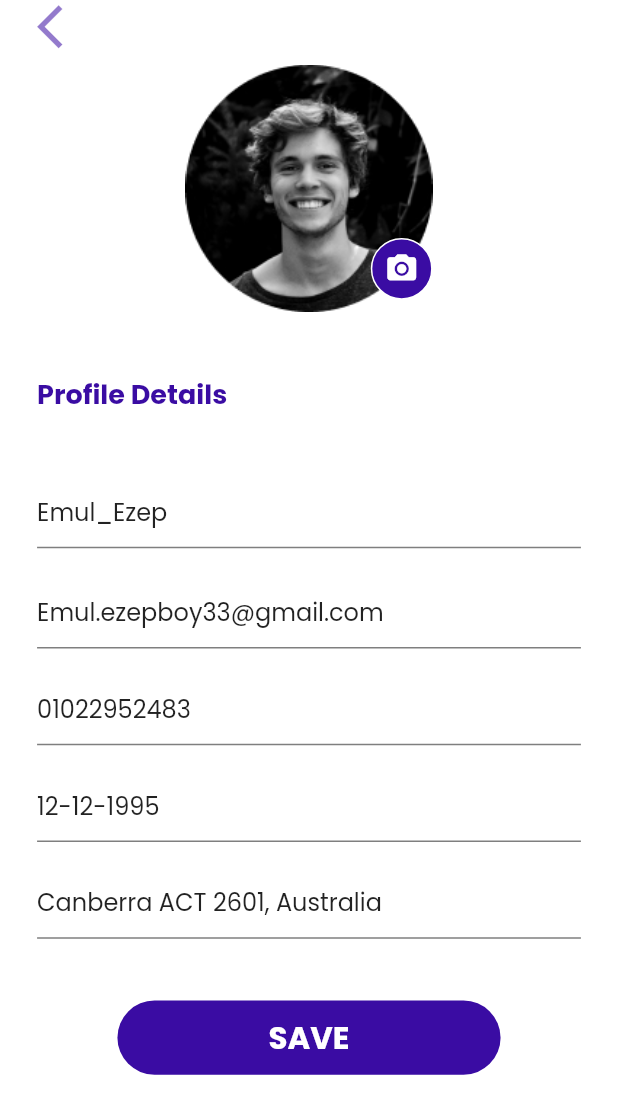
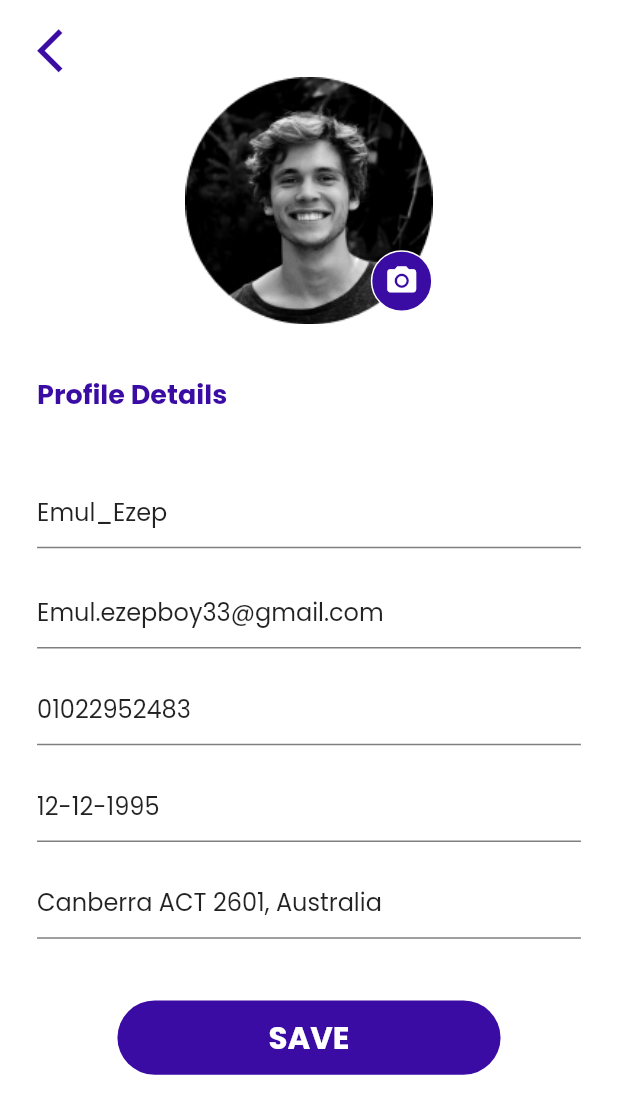
Before and after one commit to nermeen841/travel, a Flutter app: the EditProfileScreen screen opened directly, on a phone screen of 412 x 824 dp. Shown: the top 1114 px of the screen. Run offline on Flutter 3.47's test engine with Material 2 defaults, Android fonts, the phone set to English and light mode, and no system bars; our stand-ins replace curved_navigation_bar, flutter_rating_bar, font_awesome_flutter, google_maps_flutter, smooth_page_indicator; missing offline and left inert: flutter_card_swipper, flutter_polyline_points.

Commit message:
third edit

```diff
--- a/lib/presentation/screens/authentication/login_or_signup/login_or_signUp_screen.dart
+++ b/lib/presentation/screens/authentication/login_or_signup/login_or_signUp_screen.dart
@@ -19,7 +19,7 @@ class LoginOrSignUpScreen extends StatelessWidget {
         body: ListView(
           children: [
             SizedBox(
-              height: h * 0.035,
+              height: h * 0.05,
             ),
             Image.asset(
               'assets/images/Van.png',
@@ -99,7 +99,7 @@ class LoginOrSignUpScreen extends StatelessWidget {
                   ),
                 ]),
             Padding(
-              padding: EdgeInsets.only(right: w * 0.07, top: h * 0.045),
+              padding: EdgeInsets.only(right: w * 0.07, top: h * 0.05),
               child: InkWell(
                 onTap: () => Navigator.push(
                     context,
--- a/lib/presentation/screens/profile/edit_profile.dart
+++ b/lib/presentation/screens/profile/edit_profile.dart
@@ -40,19 +40,20 @@ class _EditProfileScreenState extends State<EditProfileScreen> {
         shrinkWrap: true,
         primary: true,
         children: [
+          SizedBox(height: h * 0.02),
           Align(
               alignment: Alignment.topLeft,
               child: InkWell(
                 onTap: () => Navigator.pop(context),
-                child: Icon(
+                child: const Icon(
                   Icons.arrow_back_ios,
                   size: 35,
-                  color: const Color(0xff3A0CA3).withOpacity(0.55),
+                  color: Color(0xff3A0CA3),
                 ),
               )),
-          SizedBox(
-            height: h * 0.01,
-          ),
+          // SizedBox(
+          //   height: h * 0.01,
+          // ),
           Stack(
             children: [
               Center(
@@ -85,7 +86,7 @@ class _EditProfileScreenState extends State<EditProfileScreen> {
             ],
           ),
           SizedBox(
-            height: h * 0.05,
+            height: h * 0.04,
           ),
           const Text(
             'Profile Details',
--- a/lib/presentation/widgets/onBoarding_content/onBoarding_content.dart
+++ b/lib/presentation/widgets/onBoarding_content/onBoarding_content.dart
@@ -119,7 +119,7 @@ Widget buildThirdOnboard(
                       BoxShadow(
                         color: Colors.grey.shade500,
                         blurRadius: 5,
-                        offset: const Offset(0, 5), // Shadow position
+                        offset: const Offset(0, 3), // Shadow position
                       ),
                     ]),
                 Center(
```
Also changed, not shown: lib/presentation/screens/authentication/sign_up/componnent/form.dart (+4 -4 lines), lib/presentation/screens/onBoarding/onBoarding.dart (+5 -4 lines), lib/presentation/screens/profile/user_profile.dart (+6 -5 lines), lib/presentation/widgets/login_form/login_form.dart (+9 -15 lines).
